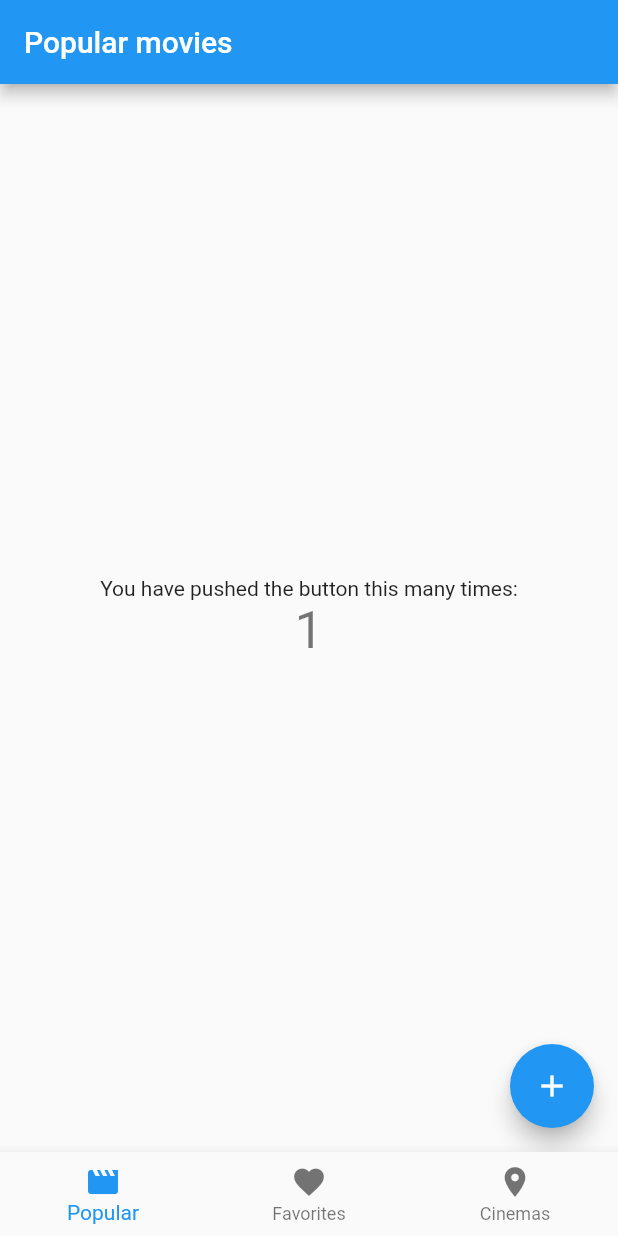
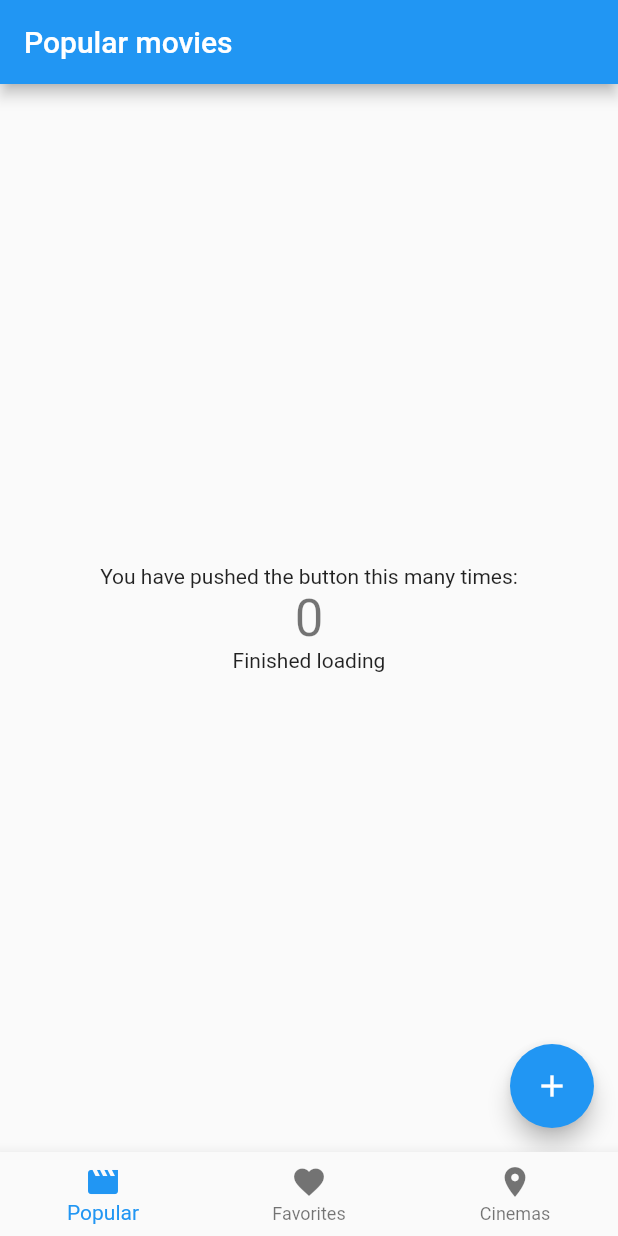
Before and after one commit to martianandmachine/fmovies, a Flutter app: the screen it shows after launch, after a tap on the "add" icon, on a phone screen of 412 x 824 dp. Run offline on Flutter 3.47's test engine with Material 2 defaults, Android fonts, the phone set to English and light mode, and no system bars; our stand-ins replace bloc, flutter_bloc.

Commit message:
Implement popular movies bloc skeleton

```diff
--- a/lib/src/domain/popular/popular_movies_bloc.dart
+++ b/lib/src/domain/popular/popular_movies_bloc.dart
@@ -8,6 +8,9 @@ class PopularMoviesBloc extends Bloc<PopularMoviesEvent, PopularMoviesState> {
 
   @override
   Stream<PopularMoviesState> mapEventToState(PopularMoviesEvent event) async* {
-
+      if (event is FetchPopularMovies) {
+        print('Fetch movies triggered');
+        yield PopularMoviesLoaded();
+      }
   }
 }
--- a/lib/src/presentation/home_page.dart
+++ b/lib/src/presentation/home_page.dart
@@ -1,4 +1,6 @@
 import 'package:flutter/material.dart';
+import 'package:flutter_bloc/flutter_bloc.dart';
+import 'package:fmovies/src/domain/popular/popular_movies_bloc.dart';
 import 'package:fmovies/src/presentation/popular/popular_movies_page.dart';
 
 class HomePage extends StatefulWidget {
@@ -10,7 +12,10 @@ class _HomePageState extends State<HomePage> {
   int _selectedIndex = 0;
 
   final widgetOptions = [
-    PopularMoviesPage(),
+    BlocProvider(
+      builder: (context) => PopularMoviesBloc(),
+      child: PopularMoviesPage(),
+    ),
     Text('Favorites'),
     Text('Cinemas'),
   ];
--- a/lib/src/presentation/popular/popular_movies_page.dart
+++ b/lib/src/presentation/popular/popular_movies_page.dart
@@ -1,4 +1,8 @@
 import 'package:flutter/material.dart';
+import 'package:flutter_bloc/flutter_bloc.dart';
+import 'package:fmovies/src/domain/popular/popular_movies_bloc.dart';
+import 'package:fmovies/src/domain/popular/popular_movies_event.dart';
+import 'package:fmovies/src/domain/popular/popular_movies_state.dart';
 
 class PopularMoviesPage extends StatefulWidget {
   @override
@@ -16,6 +20,8 @@ class _PopularMoviesState extends State<PopularMoviesPage> {
 
   @override
   Widget build(BuildContext context) {
+    final bloc = BlocProvider.of<PopularMoviesBloc>(context);
+
     return Scaffold(
       appBar: AppBar(
         title: Text("Popular movies"),
@@ -31,11 +37,22 @@ class _PopularMoviesState extends State<PopularMoviesPage> {
               '$_counter',
               style: Theme.of(context).textTheme.display1,
             ),
+            BlocBuilder<PopularMoviesBloc, PopularMoviesState>(
+              builder: (context, state) {
+                if (state is PopularMoviesLoading) {
+                  return CircularProgressIndicator();
+                }
+                if (state is PopularMoviesLoaded) {
+                  return Text('Finished loading');
+                }
+                return Text('Something went wrong');
+              },
+            ),
           ],
         ),
       ),
       floatingActionButton: FloatingActionButton(
-        onPressed: _incrementCounter,
+        onPressed: () => bloc.dispatch(FetchPopularMovies()),
         tooltip: 'Increment',
         child: Icon(Icons.add),
       ),
```
